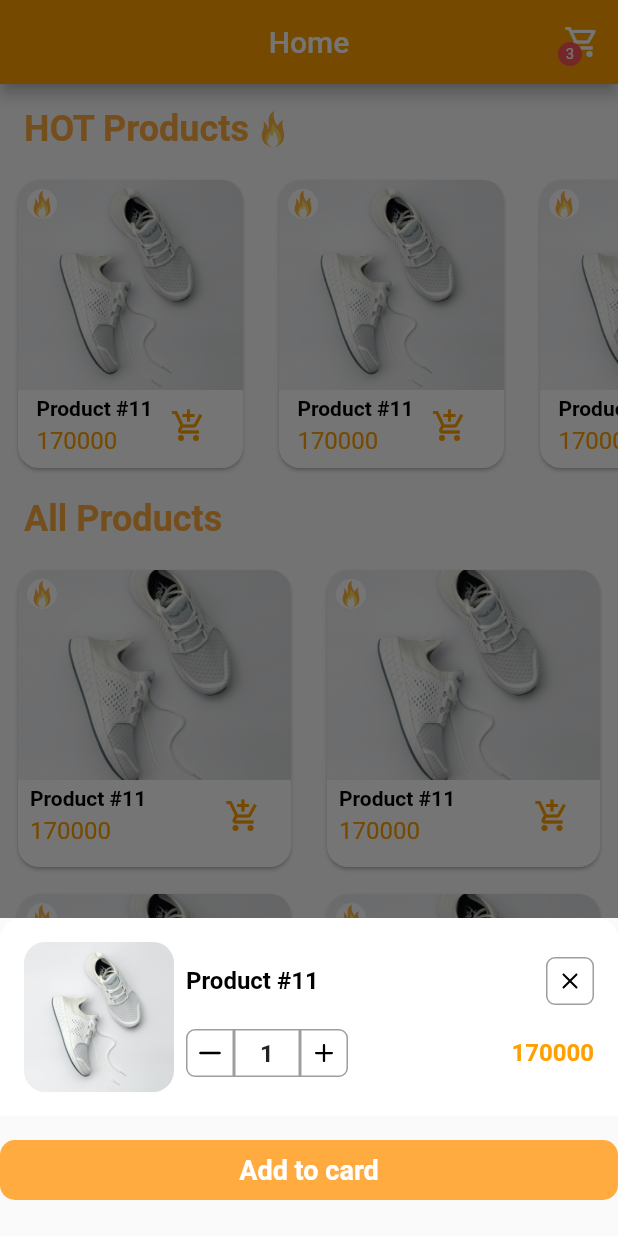
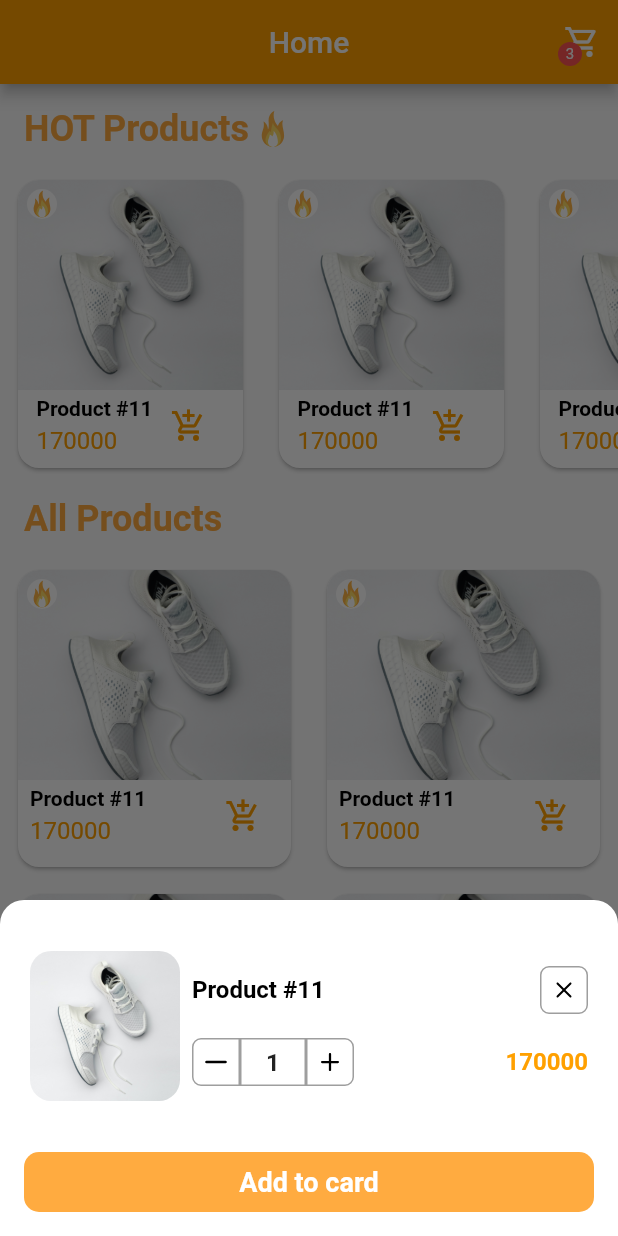
Before and after one commit to BaoTrung37/shopping_cart_bloc, a Flutter app: the screen it shows after launch, after a tap on the "add shopping cart" icon, on a phone screen of 412 x 824 dp. Run offline on Flutter 3.47's test engine with Material 2 defaults, Android fonts, the phone set to English and light mode, and no system bars; our stand-ins replace flutter_svg.

Commit message:
updated product cart item

```diff
--- a/lib/ui/views/shopping_cart/shopping_cart_view.dart
+++ b/lib/ui/views/shopping_cart/shopping_cart_view.dart
@@ -23,13 +23,15 @@ class _ShoppingCartViewState extends State<ShoppingCartView> {
       body: Column(
         children: [
           SizedBox(
-            height: MediaQuery.of(context).size.height - 180,
+            height: MediaQuery.of(context).size.height - 200,
             child: CustomScrollView(
               slivers: [
                 SliverList(
                   delegate: SliverChildBuilderDelegate(
                     childCount: 5,
-                    (context, index) => ProductCartItem(
+                    (context, index) => Padding(
+                      padding: const EdgeInsets.symmetric(horizontal: 16),
+                      child: ProductCartItem(
                         onAmountChanged: (value) {},
                         product: Product(
                           id: '1',
@@ -43,11 +45,17 @@ class _ShoppingCartViewState extends State<ShoppingCartView> {
                       ),
                     ),
                   ),
+                ),
               ],
             ),
           ),
+          Container(
+            height: 0.5,
+            width: double.infinity,
+            color: Colors.grey,
+          ),
           Padding(
-            padding: const EdgeInsets.symmetric(horizontal: 16),
+            padding: const EdgeInsets.symmetric(horizontal: 16, vertical: 16),
             child: Column(
               children: [
                 const Row(
--- a/lib/ui/widgets/add_to_cart_bottom_sheet.dart
+++ b/lib/ui/widgets/add_to_cart_bottom_sheet.dart
@@ -13,7 +13,14 @@ Future<void> showAddToCartBottomSheet(
   required ValueChanged<int> onAmountChanged,
 }) async {
   await showModalBottomSheet(
+    backgroundColor: Colors.white,
     context: context,
+    shape: const RoundedRectangleBorder(
+      borderRadius: BorderRadius.only(
+        topLeft: Radius.circular(16),
+        topRight: Radius.circular(16),
+      ),
+    ),
     builder: (context) {
       return _ContentAddToCartBottomSheet(
         product: product,
@@ -38,21 +45,31 @@ class _ContentAddToCartBottomSheet extends StatelessWidget {
 
   @override
   Widget build(BuildContext context) {
-    var addProductToCartButton = AppTextButton(
-      onTap: onAddToCart,
-      title: 'Add to card',
+    var addProductToCartButton = Padding(
+      padding: const EdgeInsets.symmetric(horizontal: 16),
+      child: AppTextButton(
+        onTap: onAddToCart,
+        title: 'Add to card',
+      ),
     );
-    return Padding(
-      padding: const EdgeInsets.only(bottom: 24),
+    return Container(
+      decoration: const BoxDecoration(
+        borderRadius: BorderRadius.only(
+          topLeft: Radius.circular(16),
+          topRight: Radius.circular(16),
+        ),
+      ),
+      padding: const EdgeInsets.symmetric(vertical: 16),
       child: Column(
         mainAxisSize: MainAxisSize.min,
         children: [
           ProductCartItem(
             product: product,
             onAmountChanged: onAmountChanged,
-            onRemoveTap: (){
+            onRemoveTap: () {
               Navigator.pop(context);
             },
+            elevation: 0,
           ),
           const SizedBox(height: 16),
           addProductToCartButton,
--- a/lib/ui/widgets/product_cart_item.dart
+++ b/lib/ui/widgets/product_cart_item.dart
@@ -9,11 +9,13 @@ class ProductCartItem extends StatelessWidget {
     required this.product,
     required this.onAmountChanged,
     required this.onRemoveTap,
+    this.elevation = 1,
   }) : super(key: key);
 
   final Product product;
   final ValueChanged<int> onAmountChanged;
   final VoidCallback onRemoveTap;
+  final double elevation;
   @override
   Widget build(BuildContext context) {
     var productImage = ClipRRect(
@@ -60,16 +62,16 @@ class ProductCartItem extends StatelessWidget {
       ),
     );
 
-    return Container(
-      decoration: const BoxDecoration(
-        color: Colors.white,
-        borderRadius: BorderRadius.only(
-          topLeft: Radius.circular(14),
-          topRight: Radius.circular(14),
-        ),
+    return Card(
+      elevation: elevation,
+      shape: RoundedRectangleBorder(
+        borderRadius: BorderRadius.circular(16),
       ),
       child: Padding(
-        padding: const EdgeInsets.symmetric(horizontal: 16, vertical: 16),
+        padding: const EdgeInsets.symmetric(
+          vertical: 14,
+          horizontal: 16,
+        ),
         child: Column(
           mainAxisSize: MainAxisSize.min,
           children: [
```
Lines whose indentation alone changed are shown as unchanged.
